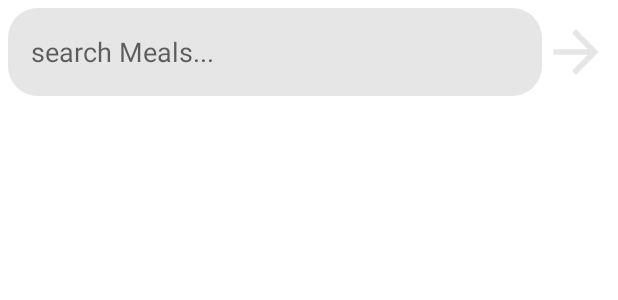
After one commit to pinnintisamhita/FoodApp, an Android app: the layout fragment_search.xml on its own in the app's theme, with its tools: preview values and no code run, on a phone screen of 412 x 824 dp. The commit adds this screen. Shown: the top 300 px of the screen. Run offline under Robolectric (Android 15) with nearby library versions, the phone set to English and light mode, and no system bars.

Commit message:
added searching functionality

```diff
--- a/app/build.gradle.kts
+++ b/app/build.gradle.kts
@@ -43,7 +43,7 @@ android {
 }
 
 dependencies {
-    val nav_version = "2.3.5"
+    val nav_version = "2.7.5"
     implementation(libs.androidx.core.ktx)
     implementation(libs.androidx.appcompat)
     implementation(libs.material)
--- a/app/src/main/java/com/example/foodapp/adapters/FavoritesMealsAdapter.kt
+++ b/app/src/main/java/com/example/foodapp/adapters/MealsAdapter.kt
@@ -9,7 +9,7 @@ import com.bumptech.glide.Glide
 import com.example.foodapp.databinding.MealItemBinding
 import com.example.foodapp.pojo.Meal
 
-class FavoritesMealsAdapter:RecyclerView.Adapter<FavoritesMealsAdapter.FavoritesMealsAdapterViewHolder>() {
+class MealsAdapter:RecyclerView.Adapter<MealsAdapter.FavoritesMealsAdapterViewHolder>() {
 
 
     inner class FavoritesMealsAdapterViewHolder(val binding:MealItemBinding):RecyclerView.ViewHolder(binding.root)
--- a/app/src/main/java/com/example/foodapp/retrofit/MealApi.kt
+++ b/app/src/main/java/com/example/foodapp/retrofit/MealApi.kt
@@ -23,4 +23,7 @@ interface MealApi {
 
     @GET("filter.php")
     fun getMealsByCategory(@Query("c") categoryName:String ): Call<MealsByCategoryList>
+
+    @GET("search.php")
+    fun searchMeals(@Query("s") searchQuery:String):Call<MealList>
 }
--- /dev/null
+++ b/app/src/main/res/drawable/ic_arrow.xml
@@ -0,0 +1,5 @@
+<vector xmlns:android="http://schemas.android.com/apk/res/android" android:autoMirrored="true" android:height="24dp" android:tint="#D41C1C" android:viewportHeight="24" android:viewportWidth="24" android:width="24dp">
+
+    <path android:fillColor="@android:color/white" android:pathData="M12,4l-1.41,1.41L16.17,11H4v2h12.17l-5.58,5.59L12,20l8,-8z"/>
+
+</vector>
--- /dev/null
+++ b/app/src/main/res/drawable/search_box_background.xml
@@ -0,0 +1,5 @@
+<?xml version="1.0" encoding="utf-8"?>
+<shape android:shape="rectangle" xmlns:android="http://schemas.android.com/apk/res/android">
+   <solid android:color="@color/g_gray"/>
+    <corners android:radius="20dp"/>
+</shape>
--- /dev/null
+++ b/app/src/main/res/layout/fragment_search.xml
@@ -0,0 +1,53 @@
+<?xml version="1.0" encoding="utf-8"?>
+<androidx.constraintlayout.widget.ConstraintLayout xmlns:android="http://schemas.android.com/apk/res/android"
+    xmlns:tools="http://schemas.android.com/tools"
+    android:layout_width="match_parent"
+    android:layout_height="match_parent"
+    xmlns:app="http://schemas.android.com/apk/res-auto"
+    tools:context=".fragments.SearchFragment">
+
+    <LinearLayout
+        android:id="@+id/linear_search"
+        android:layout_width="0dp"
+        android:layout_height="wrap_content"
+        app:layout_constraintStart_toStartOf="parent"
+        app:layout_constraintTop_toTopOf="parent"
+        app:layout_constraintEnd_toEndOf="parent"
+        android:orientation="horizontal"
+        android:layout_marginStart="5dp"
+        android:layout_marginEnd="5dp"
+        android:layout_margin="5dp"
+        >
+        <EditText
+            android:layout_width="0dp"
+            android:layout_height= "@dimen/_45sdp"
+            android:id="@+id/ed_search_box"
+            android:layout_weight="1"
+            android:paddingStart="15dp"
+            android:paddingEnd="15dp"
+            android:background="@drawable/search_box_background"
+            android:hint="search Meals..."/>
+        <ImageView
+            android:id="@+id/img_search_arrow"
+            android:layout_width="@dimen/_35sdp"
+            android:layout_height="@dimen/_35sdp"
+            android:src="@drawable/ic_arrow"
+            app:tint="@color/g_gray"
+            android:layout_gravity="center"
+
+            />
+
+    </LinearLayout>
+    <androidx.recyclerview.widget.RecyclerView
+        android:id="@+id/rv_searched_meals"
+        android:layout_width="0dp"
+        android:layout_height="0dp"
+        app:layout_constraintStart_toStartOf="parent"
+        app:layout_constraintEnd_toEndOf="parent"
+        app:layout_constraintTop_toBottomOf="@id/linear_search"
+        app:layout_constraintBottom_toBottomOf="parent"
+        android:layout_marginTop="10dp"
+        android:layout_marginStart="5dp"
+        android:layout_marginEnd="5dp"
+        ></androidx.recyclerview.widget.RecyclerView>
+</androidx.constraintlayout.widget.ConstraintLayout>
--- a/app/src/main/res/values/colors.xml
+++ b/app/src/main/res/values/colors.xml
@@ -8,4 +8,5 @@
     <color name="black">#FF000000</color>
     <color name="white">#FFFFFFFF</color>
     <color name="g_black">#33405f</color>
+    <color name="g_gray">#E6E6E6</color>
 </resources>
```
Also changed, not shown: app/src/main/java/com/example/foodapp/fragments/FavouritesFragment.kt (+3 -4 lines), app/src/main/java/com/example/foodapp/fragments/HomeFragment.kt (+10 -0 lines), app/src/main/java/com/example/foodapp/fragments/SearchFragment.kt (added, +83 -0 lines), app/src/main/java/com/example/foodapp/viewModel/HomeViewModel.kt (+18 -0 lines), app/src/main/res/navigation/nav_graph.xml (+10 -1 lines).
